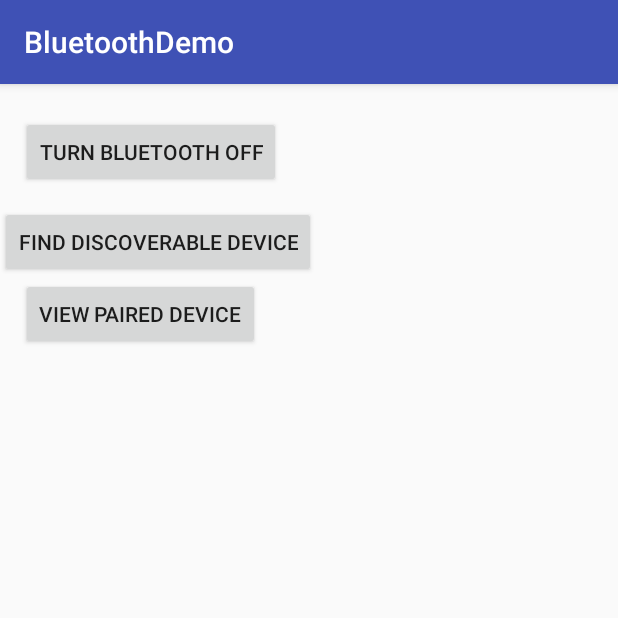
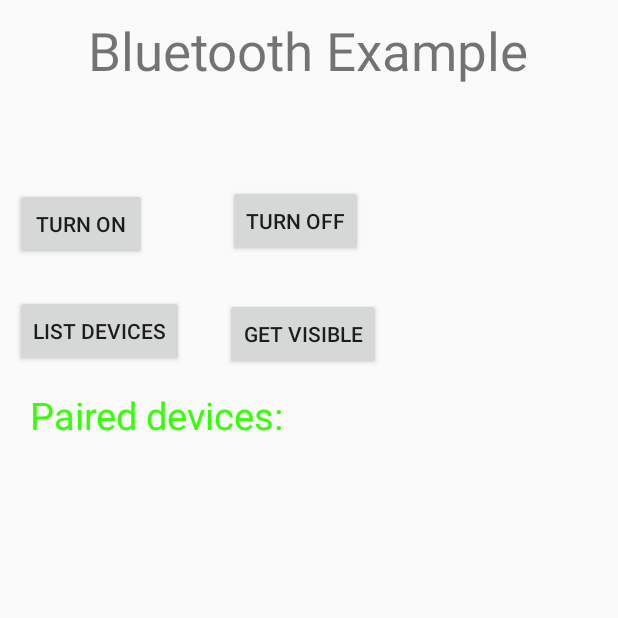
Before and after one commit to SSBsoren/BluetoothDemo, an Android app: the screen it shows after launch (MainActivity), on a phone screen of 412 x 824 dp, the top half of it. Run offline under Robolectric (Android 15) with nearby library versions, the phone set to English and light mode, and no system bars.

Commit message:
Fix the errors

```diff
--- a/app/src/main/AndroidManifest.xml
+++ b/app/src/main/AndroidManifest.xml
@@ -2,8 +2,9 @@
 <manifest xmlns:android="http://schemas.android.com/apk/res/android"
     package="com.soren.sagen.bluetoothdemo">
 
-    <uses-permission android:name="android.permission.BLUETOOTH" />
+    <uses-permission android:name="android.permission.BLUETOOTH"/>
     <uses-permission android:name="android.permission.BLUETOOTH_ADMIN" />
+
 
     <application
         android:allowBackup="true"
--- a/app/src/main/java/com/soren/sagen/bluetoothdemo/MainActivity.java
+++ b/app/src/main/java/com/soren/sagen/bluetoothdemo/MainActivity.java
@@ -1,84 +1,73 @@
 package com.soren.sagen.bluetoothdemo;
 
+import android.app.Activity;
 import android.bluetooth.BluetoothAdapter;
 import android.bluetooth.BluetoothDevice;
+
 import android.content.Intent;
-import android.support.v7.app.AppCompatActivity;
 import android.os.Bundle;
 import android.view.View;
+
 import android.widget.ArrayAdapter;
+import android.widget.Button;
 import android.widget.ListView;
+
 import android.widget.Toast;
-
 import java.util.ArrayList;
 import java.util.Set;
 
-public class MainActivity extends AppCompatActivity {
-
-    BluetoothAdapter BA;
-
-
-    public void turnBluetoothOff(View view){
-
-        BA.disable();
-        if (BA.isEnabled()){
-
-            Toast.makeText(getApplicationContext(),"Bluetooth could not disabled",Toast.LENGTH_LONG).show();
-
-        }else {
-
-            Toast.makeText(getApplicationContext(),"Bluetooth turned off",Toast.LENGTH_LONG).show();
-
-        }
-    }
+public class MainActivity extends Activity  {
+    Button b1,b2,b3,b4;
+    private BluetoothAdapter BA;
+    private Set<BluetoothDevice>pairedDevices;
+    ListView lv;
 
     @Override
     protected void onCreate(Bundle savedInstanceState) {
         super.onCreate(savedInstanceState);
         setContentView(R.layout.activity_main);
 
-        if (BA.isEnabled()){
+        b1 = findViewById(R.id.button);
+        b2=findViewById(R.id.button2);
+        b3=findViewById(R.id.button3);
+        b4=findViewById(R.id.button4);
 
-            Toast.makeText(getApplicationContext(),"Bluetooth is on",Toast.LENGTH_LONG).show();
+        BA = BluetoothAdapter.getDefaultAdapter();
+        lv = findViewById(R.id.listView);
+    }
 
-        }else {
-            Intent i = new Intent(BluetoothAdapter.ACTION_REQUEST_ENABLE);
-            startActivity(i);
-
-            if (BA.isEnabled()){
-
-                Toast.makeText(getApplicationContext(),"Bluetooth turned on",Toast.LENGTH_LONG).show();
-
-            }
+    public void on(View v){
+        if (!BA.isEnabled()) {
+            Intent turnOn = new Intent(BluetoothAdapter.ACTION_REQUEST_ENABLE);
+            startActivityForResult(turnOn, 0);
+            Toast.makeText(getApplicationContext(), "Turned on",Toast.LENGTH_LONG).show();
+        } else {
+            Toast.makeText(getApplicationContext(), "Already on", Toast.LENGTH_LONG).show();
         }
     }
 
+    public void off(View v){
+        BA.disable();
+        Toast.makeText(getApplicationContext(), "Turned off" ,Toast.LENGTH_LONG).show();
+    }
 
 
-
-    public void findDiscoverableDevice(View view){
-        Intent intent = new Intent(BluetoothAdapter.ACTION_REQUEST_DISCOVERABLE);
-        startActivity(intent);
+    public  void visible(View v){
+        Intent getVisible = new Intent(BluetoothAdapter.ACTION_REQUEST_DISCOVERABLE);
+        startActivityForResult(getVisible, 0);
     }
 
-    public void pairedDevice(View view){
 
-        Set<BluetoothDevice> pairedDevices = BA.getBondedDevices();
+    public void list(View v){
+        pairedDevices = BA.getBondedDevices();
 
-        ListView listView = findViewById(R.id.paired_device_lv);
+        ArrayList list = new ArrayList();
 
-        ArrayList pairedDeviceArrayList = new ArrayList();
+        for(BluetoothDevice bt : pairedDevices) list.add(bt.getName());
+        Toast.makeText(getApplicationContext(), "Showing Paired Devices",Toast.LENGTH_SHORT).show();
 
-        for (BluetoothDevice bluetoothDevice : pairedDevices){
+        final ArrayAdapter adapter = new  ArrayAdapter(this,android.R.layout.simple_list_item_1, list);
 
-            pairedDeviceArrayList.add(bluetoothDevice.getName());
-
-
-        }
-        ArrayAdapter arrayAdapter = new ArrayAdapter(this, android.R.layout.simple_list_item_1,pairedDeviceArrayList);
-
-        listView.setAdapter(arrayAdapter);
-
+        lv.setAdapter(adapter);
     }
-
 }
--- a/app/src/main/res/layout/activity_main.xml
+++ b/app/src/main/res/layout/activity_main.xml
@@ -1,48 +1,88 @@
 <?xml version="1.0" encoding="utf-8"?>
 <RelativeLayout
     xmlns:android="http://schemas.android.com/apk/res/android"
-    xmlns:app="http://schemas.android.com/apk/res-auto"
     xmlns:tools="http://schemas.android.com/tools"
     android:layout_width="match_parent"
     android:layout_height="match_parent"
-    tools:context=".MainActivity">
+    android:padding="10dp"
+    tools:context=".MainActivity"
+    android:transitionGroup="true">
+
+    <TextView
+        android:text="Bluetooth Example"
+        android:layout_width="wrap_content"
+        android:layout_height="wrap_content"
+        android:id="@+id/textview"
+        android:textSize="35dp"
+        android:layout_alignParentTop="true"
+        android:layout_centerHorizontal="true" />
 
 
     <Button
-        android:id="@+id/off_btn"
+        android:id="@+id/button"
         android:layout_width="wrap_content"
         android:layout_height="wrap_content"
-        android:layout_alignParentStart="true"
-        android:layout_alignParentTop="true"
-        android:layout_marginStart="14dp"
-        android:layout_marginTop="21dp"
-        android:onClick="turnBluetoothOff"
-        android:text="turn Bluetooth off" />
+        android:layout_below="@id/textview"
+        android:layout_marginTop="68dp"
+        android:clickable="true"
+        android:onClick="on"
+        android:text="Turn On" />
 
     <Button
-        android:id="@+id/discoverable_btn"
+        android:id="@+id/button2"
         android:layout_width="wrap_content"
         android:layout_height="wrap_content"
-        android:layout_alignParentStart="true"
-        android:layout_alignParentTop="true"
-        android:layout_marginTop="81dp"
-        android:onClick="findDiscoverableDevice"
-        android:text="find Discoverable device" />
+        android:layout_below="@+id/button4"
+        android:layout_marginTop="27dp"
+        android:layout_marginLeft="140dp"
+        android:onClick="visible"
+        android:text="Get visible" />
 
     <Button
-        android:id="@+id/paired_btn"
+        android:id="@+id/button3"
         android:layout_width="wrap_content"
         android:layout_height="wrap_content"
-        android:layout_alignStart="@+id/off_btn"
-        android:layout_below="@+id/discoverable_btn"
-        android:onClick="pairedDevice"
-        android:text="view paired device" />
+        android:layout_alignTop="@+id/button2"
+        android:layout_marginTop="-2dp"
+        android:layout_marginEnd="98dp"
+        android:layout_marginRight="98dp"
+        android:onClick="list"
+        android:text="List devices" />
+
+    <Button
+        android:id="@+id/button4"
+        android:layout_width="wrap_content"
+        android:layout_height="wrap_content"
+        android:layout_below="@+id/button"
+        android:layout_alignParentStart="true"
+        android:layout_alignParentLeft="true"
+        android:layout_marginStart="142dp"
+        android:layout_marginLeft="142dp"
+        android:layout_marginTop="-50dp"
+        android:onClick="off"
+        android:text="turn off" />
 
     <ListView
-        android:id="@+id/paired_device_lv"
-        android:layout_width="match_parent"
-        android:layout_height="321dp"
+        android:layout_width="wrap_content"
+        android:layout_height="wrap_content"
+        android:id="@+id/listView"
         android:layout_alignParentBottom="true"
-        android:layout_alignParentStart="true"
-        android:layout_marginBottom="5dp" />
+        android:layout_alignLeft="@+id/button"
+        android:layout_alignStart="@+id/button"
+        android:layout_below="@+id/textView2" />
+
+    <TextView
+        android:id="@+id/textView2"
+        android:layout_width="wrap_content"
+        android:layout_height="wrap_content"
+        android:layout_below="@+id/button4"
+        android:layout_alignStart="@+id/listView"
+        android:layout_alignLeft="@+id/listView"
+        android:layout_marginStart="10dp"
+        android:layout_marginLeft="10dp"
+        android:layout_marginTop="88dp"
+        android:text="Paired devices:"
+        android:textColor="#ff34ff06"
+        android:textSize="25dp" />
+
 </RelativeLayout>
```
